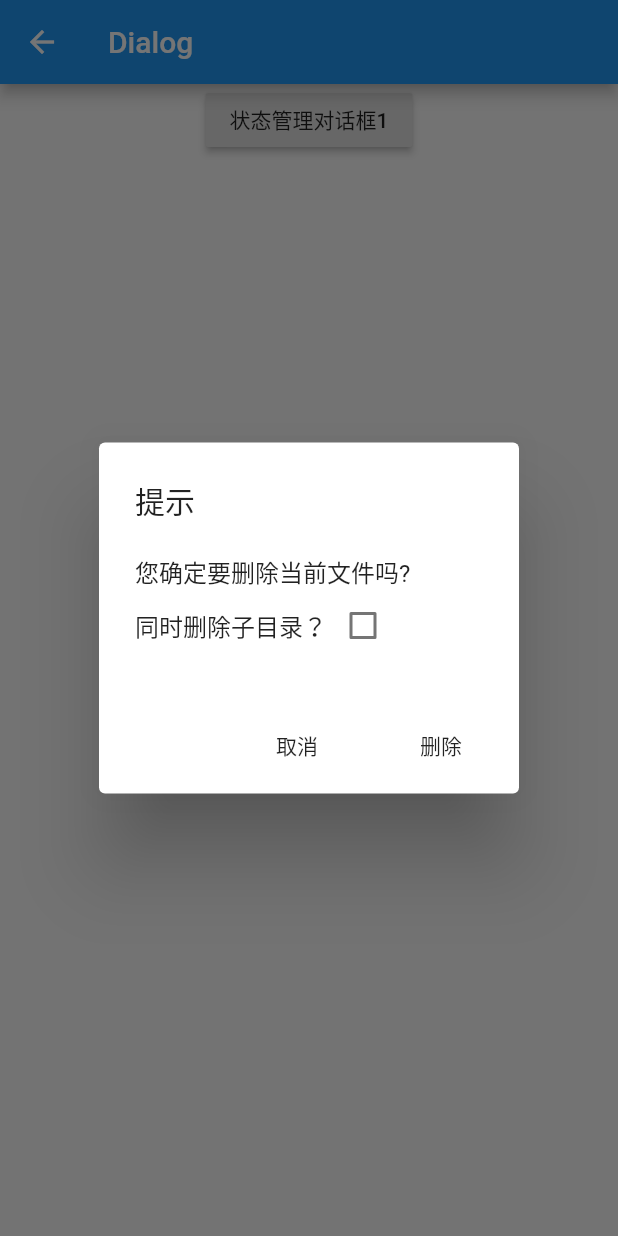
After one commit to linbudu599/Dart-Praticing, a Flutter app: the DialogState screen opened by its route, after a tap on "状态管理对话框1", on a phone screen of 412 x 824 dp. The commit adds this screen. Run offline on Flutter 3.47's test engine with Material 2 defaults, Android fonts, the phone set to English and light mode, and no system bars; our stand-ins replace cached_network_image, dio, graphql_flutter, image_picker, shared_preferences, sqflite and 1 more; missing offline and left inert: flutter_color_plugin; accounts and stored records are empty.

Commit message:
:whale: dialog state manage & common widgets updated

```diff
--- /dev/null
+++ b/app/lib/common/dialog.dart
@@ -0,0 +1,165 @@
+import 'package:flutter/material.dart';
+
+// TODO: 最有效的方法: markNeedsBuild() 相当于直接修改状态更新底层
+
+// 模仿Builder类 获取statefulWidget上下文 并 代理构建过程
+class StatefulBuilder extends StatefulWidget {
+  const StatefulBuilder({
+    Key key,
+    @required this.builder,
+  })  : assert(builder != null),
+        super(key: key);
+
+  final StatefulWidgetBuilder builder;
+
+  @override
+  _StatefulBuilderState createState() => _StatefulBuilderState();
+}
+
+class _StatefulBuilderState extends State<StatefulBuilder> {
+  @override
+  Widget build(BuildContext context) => widget.builder(context, setState);
+}
+
+class DialogCheckbox extends StatefulWidget {
+  DialogCheckbox({
+    Key key,
+    this.value,
+    @required this.onChanged,
+  });
+
+  final ValueChanged<bool> onChanged;
+  final bool value;
+
+  @override
+  _DialogCheckboxState createState() => _DialogCheckboxState();
+}
+
+class _DialogCheckboxState extends State<DialogCheckbox> {
+  bool value;
+
+  @override
+  void initState() {
+    value = widget.value;
+    super.initState();
+  }
+
+  @override
+  Widget build(BuildContext context) {
+    return Checkbox(
+      value: value,
+      onChanged: (v) {
+        //将选中状态通过事件的形式抛出
+        widget.onChanged(v);
+        setState(() {
+          //更新自身选中状态
+          value = v;
+        });
+      },
+    );
+  }
+}
+
+class DialogState extends StatelessWidget {
+  const DialogState({Key key}) : super(key: key);
+
+  @override
+  Widget build(BuildContext context) {
+    return Scaffold(
+        appBar: AppBar(
+          title: Text("Dialog"),
+        ),
+        body: SingleChildScrollView(
+            child: Center(
+          child: Column(
+            children: <Widget>[DialogStateManage1()],
+          ),
+        )));
+  }
+}
+
+class DialogStateManage1 extends StatefulWidget {
+  DialogStateManage1({Key key}) : super(key: key);
+
+  @override
+  _DialogStateManageState createState() => _DialogStateManageState();
+}
+
+class _DialogStateManageState extends State<DialogStateManage1> {
+  Future<bool> showDeleteConfirmDialog3() {
+    bool _withTree = false; //记录复选框是否选中
+    return showDialog<bool>(
+      context: context,
+      builder: (context) {
+        return AlertDialog(
+          title: Text("提示"),
+          content: Column(
+            crossAxisAlignment: CrossAxisAlignment.start,
+            mainAxisSize: MainAxisSize.min,
+            children: <Widget>[
+              Text("您确定要删除当前文件吗?"),
+              Row(
+                children: <Widget>[
+                  Text("同时删除子目录？"),
+                  //  把复选框状态单独抽离出来 但这样需要每个带有状态的组件都抽离一次
+                  // DialogCheckbox(
+                  //   value: _withTree, //默认不选中
+                  //   onChanged: (bool value) {
+                  //     //更新选中状态
+                  //     _withTree = !_withTree;
+                  //   },
+                  // ),
+                  // 通过子组件通知父组件（StatefulWidget）重新build子组件本身来实现UI更新
+                  StatefulBuilder(
+                    builder: (context, _setState) {
+                      return Checkbox(
+                        value: _withTree, //默认不选中
+                        onChanged: (bool value) {
+                          //_setState方法实际就是该StatefulWidget的setState方法，
+                          //调用后builder方法会重新被调用
+                          _setState(() {
+                            //更新选中状态
+                            _withTree = !_withTree;
+                          });
+                        },
+                      );
+                    },
+                  ),
+                ],
+              ),
+            ],
+          ),
+          actions: <Widget>[
+            FlatButton(
+              child: Text("取消"),
+              onPressed: () => Navigator.of(context).pop(),
+            ),
+            FlatButton(
+              child: Text("删除"),
+              onPressed: () {
+                // 将选中状态返回
+                Navigator.of(context).pop(_withTree);
+              },
+            ),
+          ],
+        );
+      },
+    );
+  }
+
+  @override
+  Widget build(BuildContext context) {
+    return RaisedButton(
+      child: Text("状态管理对话框1"),
+      onPressed: () async {
+        //弹出删除确认对话框，等待用户确认
+        bool deleteTree = await showDeleteConfirmDialog3();
+        if (deleteTree == null) {
+          print("取消删除");
+        } else {
+          print("同时删除子目录: $deleteTree");
+        }
+      },
+    );
+  }
+}
--- a/app/lib/main.dart
+++ b/app/lib/main.dart
@@ -21,6 +21,8 @@ import "list/list.dart";
 import "list/list_refresh.dart";
 import "./components/Button.dart";
 import "./container/container.dart";
+import "./common/progressIndicator.dart";
+import "./common/dialog.dart";
 
 void main() {
   // runApp(StatelessWidgetGroup());
@@ -75,6 +77,8 @@ class _DynamicThemeState extends State<DynamicTheme> {
         // "refresh_list": (BuildContext context) => RefreshList(),
         "button_collection": (BuildContext context) => ButtonCollection(),
         "container": (BuildContext context) => ContainerCollection(),
+        "progress": (BuildContext context) => ProgressIndicatorDemo(),
+        "dialog": (BuildContext context) => DialogState(),
       },
       onUnknownRoute: (RouteSettings settings) =>
           MaterialPageRoute(builder: (BuildContext context) => Text("")),
@@ -135,7 +139,9 @@ class _RouterNavigatorState extends State<RouterNavigator> {
         // _item("Refresh List Demo", RefreshList(), "refresh_list"),
         _item("Button Widget Collection", ButtonCollection(),
             "button_collection"),
-        _item("Container", ContainerCollection(), "container")
+        _item("Container", ContainerCollection(), "container"),
+        _item("Progress", ProgressIndicatorDemo(), "progress"),
+        _item("Dialog", DialogState(), "dialog"),
       ]),
     );
   }
```
Also changed, not shown: app/lib/common/infinite_list.dart (+9 -10 lines), app/lib/common/progressIndicator.dart (added, +121 -0 lines), 3 other files.
